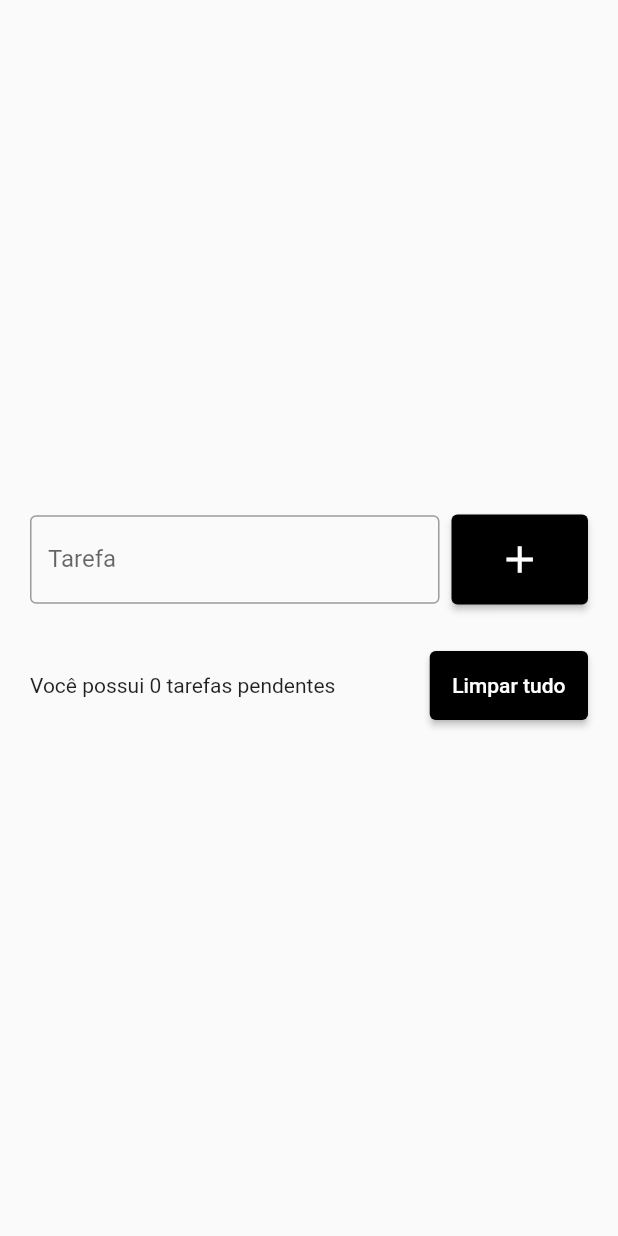
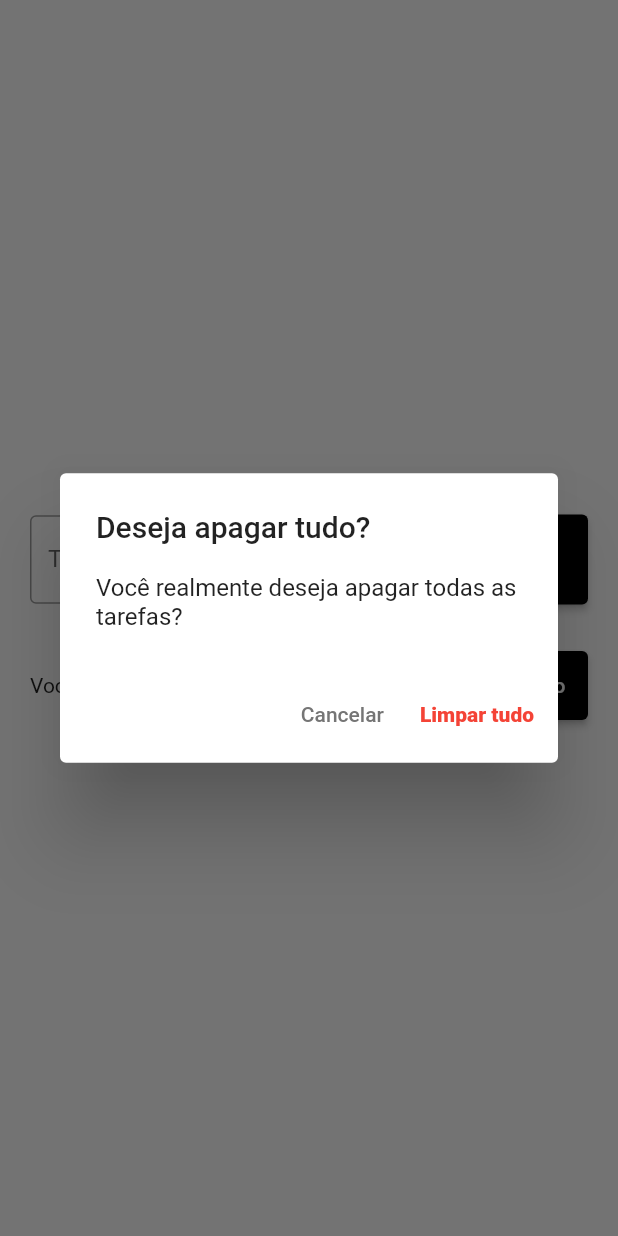
Before and after one commit to gabrielcarsa/lista_de_tarefas, a Flutter app: the screen it shows after launch, after a tap on "Limpar tudo", on a phone screen of 412 x 824 dp. Run offline on Flutter 3.47's test engine with Material 2 defaults, Android fonts, the phone set to English and light mode, and no system bars; our stand-ins replace flutter_slidable.

Commit message:
Funcionalidade de limpar todas as tarefas

```diff
--- a/lib/pages/todolist_page.dart
+++ b/lib/pages/todolist_page.dart
@@ -11,7 +11,6 @@ class TodoListPage extends StatefulWidget {
 }
 
 class _TodoListPageState extends State<TodoListPage> {
-
   List<ToDo> toDo = [];
   ToDo? deletedToDo;
   int? deletedToDoPos;
@@ -99,7 +98,7 @@ class _TodoListPageState extends State<TodoListPage> {
                       width: 8,
                     ),
                     ElevatedButton(
-                      onPressed: () {},
+                      onPressed: showDeleteConfirmationDialog,
                       style: ElevatedButton.styleFrom(
                         primary: Colors.black,
                         padding: const EdgeInsets.all(15),
@@ -116,6 +115,55 @@ class _TodoListPageState extends State<TodoListPage> {
     );
   }
 
+  void showDeleteConfirmationDialog() {
+    showDialog(
+      context: context,
+      builder: (context) => AlertDialog(
+        title: Text('Deseja apagar tudo?'),
+        content: Text('Você realmente deseja apagar todas as tarefas?'),
+        actions: [
+          TextButton(
+            onPressed: () {
+              Navigator.of(context).pop();
+            },
+            child: Text(
+              'Cancelar',
+              style: TextStyle(
+                color: Colors.grey[600],
+              ),
+            ),
+          ),
+          TextButton(
+            onPressed: () {
+              Navigator.of(context).pop();
+              deleteAll();
+            },
+            child: Text(
+              'Limpar tudo',
+              style: TextStyle(
+                color: Colors.red,
+                fontSize: 14,
+                fontWeight: FontWeight.w800,
+              ),
+            ),
+          ),
+        ],
+      ),
+    );
+  }
+
+  /*-----
+  FUNCTIONS
+  -----*/
+
+  //delete all tasks
+  void deleteAll(){
+    setState(() {
+      toDo.clear();
+    });
+  }
+
+  //delete a task with snackBar
   void onDelete(ToDo todo) {
     deletedToDo = todo;
     deletedToDoPos = toDo.indexOf(todo);
@@ -135,7 +183,7 @@ class _TodoListPageState extends State<TodoListPage> {
         backgroundColor: Colors.white,
         action: SnackBarAction(
           label: 'Desfazer',
-          onPressed: (){
+          onPressed: () {
             setState(() {
               toDo.insert(deletedToDoPos!, deletedToDo!);
             });
```
